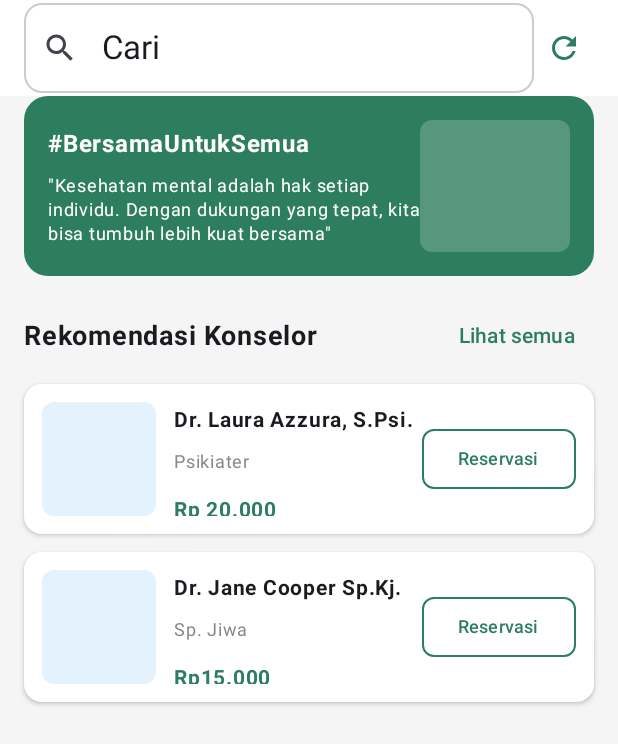
After one commit to tsanyzzu/proyek-akhir-papb, an Android app built with Jetpack Compose: the composable CounselingScreen shown on its own in the app's theme, on a phone screen of 412 x 824 dp. The commit adds this screen. Shown: the top 744 px of the screen. Run offline under Robolectric (Android 15) with nearby library versions, the phone set to English and light mode, and no system bars; 4 statements that could not run were skipped.

Commit message:
feat(counseling): implement main counseling screen

```diff
--- a/app/build.gradle.kts
+++ b/app/build.gradle.kts
@@ -30,6 +30,7 @@ android {
     compileOptions {
         sourceCompatibility = JavaVersion.VERSION_11
         targetCompatibility = JavaVersion.VERSION_11
+        isCoreLibraryDesugaringEnabled = true
     }
     kotlinOptions {
         jvmTarget = "11"
@@ -53,6 +54,7 @@ dependencies {
     implementation(libs.androidx.material3)
     implementation(libs.androidx.navigation.runtime.ktx)
     implementation(libs.ui)
+    implementation(libs.androidx.foundation)
     testImplementation(libs.junit)
     androidTestImplementation(libs.androidx.junit)
     androidTestImplementation(libs.androidx.espresso.core)
@@ -60,4 +62,5 @@ dependencies {
     androidTestImplementation(libs.androidx.ui.test.junit4)
     debugImplementation(libs.androidx.ui.tooling)
     debugImplementation(libs.androidx.ui.test.manifest)
+    coreLibraryDesugaring("com.android.tools:desugar_jdk_libs:2.1.5")
 }
--- a/app/src/main/java/com/kelompok4/serena/ui/navigation/RootNavGraph.kt
+++ b/app/src/main/java/com/kelompok4/serena/ui/navigation/RootNavGraph.kt
@@ -1,6 +1,7 @@
 package com.kelompok4.serena.ui.navigation
 
 import androidx.compose.runtime.Composable
+import androidx.navigation.NavController
 import androidx.navigation.NavHostController
 import androidx.navigation.compose.NavHost
 import androidx.navigation.compose.composable
@@ -71,5 +72,8 @@ fun RootNavGraph(
         composable(Routes.MAIN) {
             MainScreen()
         }
+//        composable(Routes.KONSELING) {
+//            CounselingScheduleScreen(navController = navController)
+//        }
     }
 }
--- a/app/src/main/java/com/kelompok4/serena/ui/navigation/Routes.kt
+++ b/app/src/main/java/com/kelompok4/serena/ui/navigation/Routes.kt
@@ -10,4 +10,5 @@ object Routes {
     const val KONSELING = "konseling"
     const val PROFIL = "profil"
     const val MAIN = "main" // Container untuk bottom navigation
+    const val COUNSELING_SCHEDULE = "counseling_schedule"
 }
--- /dev/null
+++ b/app/src/main/java/com/kelompok4/serena/ui/screens/CounselingScreen.kt
@@ -0,0 +1,251 @@
+package com.kelompok4.serena.ui.screens
+
+import androidx.compose.foundation.background
+import androidx.compose.foundation.layout.*
+import androidx.compose.foundation.shape.RoundedCornerShape
+import androidx.compose.material.icons.Icons
+import androidx.compose.material.icons.filled.*
+import androidx.compose.material3.*
+import androidx.compose.runtime.*
+import androidx.compose.ui.Alignment
+import androidx.compose.ui.Modifier
+import androidx.compose.ui.draw.clip
+import androidx.compose.ui.graphics.Color
+import androidx.compose.ui.text.font.FontWeight
+import androidx.compose.ui.unit.dp
+import androidx.compose.ui.unit.sp
+import androidx.navigation.NavHostController
+
+@Composable
+fun CounselingScreen(navController: NavHostController) {
+    var selectedTab by remember { mutableStateOf(2) }
+
+    Scaffold(
+        topBar = { TopSearchBar() },
+    ) { padding ->
+        Column(
+            modifier = Modifier
+                .fillMaxSize()
+                .padding(padding)
+                .background(Color(0xFFF5F5F5))
+        ) {
+            // Hero Banner
+            TaglineBanner()
+
+            Spacer(modifier = Modifier.height(16.dp))
+
+            // Counselor Recommendations
+            CounselorSection()
+        }
+    }
+}
+
+@OptIn(ExperimentalMaterial3Api::class)
+@Composable
+fun TopSearchBar() {
+    TopAppBar(
+        title = {
+            OutlinedTextField(
+                value = "Cari",
+                onValueChange = {},
+                modifier = Modifier.fillMaxWidth(),
+                placeholder = { Text("Cari") },
+                leadingIcon = {
+                    Icon(
+                        imageVector = Icons.Default.Search,
+                        contentDescription = "Search"
+                    )
+                },
+                shape = RoundedCornerShape(12.dp),
+                colors = OutlinedTextFieldDefaults.colors(
+                    focusedBorderColor = Color.LightGray,
+                    unfocusedBorderColor = Color.LightGray
+                )
+            )
+        },
+        actions = {
+            IconButton(
+                onClick = {},
+                modifier = Modifier
+                    .padding(end = 8.dp)
+                    .size(48.dp)
+            ) {
+                Icon(
+                    imageVector = Icons.Default.Refresh,
+                    contentDescription = "History",
+                    tint = Color(0xFF2D7D5F)
+                )
+            }
+        },
+        colors = TopAppBarDefaults.topAppBarColors(
+            containerColor = Color.White
+        )
+    )
+}
+
+@Composable
+fun TaglineBanner() {
+    Card(
+        modifier = Modifier
+            .fillMaxWidth()
+            .padding(horizontal = 16.dp)
+            .height(120.dp),
+        shape = RoundedCornerShape(16.dp),
+        colors = CardDefaults.cardColors(
+            containerColor = Color(0xFF2D7D5F)
+        )
+    ) {
+        Row(
+            modifier = Modifier
+                .fillMaxSize()
+                .padding(16.dp),
+            verticalAlignment = Alignment.CenterVertically
+        ) {
+            Column(
+                modifier = Modifier.weight(1f)
+            ) {
+                Text(
+                    text = "#BersamaUntukSemua",
+                    color = Color.White,
+                    fontSize = 16.sp,
+                    fontWeight = FontWeight.Bold
+                )
+                Spacer(modifier = Modifier.height(8.dp))
+                Text(
+                    text = "\"Kesehatan mental adalah hak setiap individu. Dengan dukungan yang tepat, kita bisa tumbuh lebih kuat bersama\"",
+                    color = Color.White,
+                    fontSize = 12.sp,
+                    lineHeight = 16.sp
+                )
+            }
+
+            // Placeholder for doctor image
+            Box(
+                modifier = Modifier
+                    .size(100.dp)
+                    .clip(RoundedCornerShape(8.dp))
+                    .background(Color.White.copy(alpha = 0.2f))
+            )
+        }
+    }
+}
+
+@Composable
+fun CounselorSection() {
+    Column(
+        modifier = Modifier
+            .fillMaxWidth()
+            .padding(horizontal = 16.dp)
+    ) {
+        Row(
+            modifier = Modifier.fillMaxWidth(),
+            horizontalArrangement = Arrangement.SpaceBetween,
+            verticalAlignment = Alignment.CenterVertically
+        ) {
+            Text(
+                text = "Rekomendasi Konselor",
+                fontSize = 18.sp,
+                fontWeight = FontWeight.Bold
+            )
+            TextButton(onClick = {}) {
+                Text(
+                    text = "Lihat semua",
+                    color = Color(0xFF2D7D5F)
+                )
+            }
+        }
+
+        Spacer(modifier = Modifier.height(8.dp))
+
+        // Counselor 1
+        CounselorCard(
+            name = "Dr. Laura Azzura, S.Psi.",
+            specialty = "Psikiater",
+            price = "Rp 20.000",
+            isFree = false
+        )
+
+        Spacer(modifier = Modifier.height(12.dp))
+
+        // Counselor 2
+        CounselorCard(
+            name = "Dr. Jane Cooper Sp.Kj.",
+            specialty = "Sp. Jiwa",
+            price = "Rp15.000",
+            isFree = false
+        )
+    }
+}
+
+@Composable
+fun CounselorCard(
+    name: String,
+    specialty: String,
+    price: String,
+    isFree: Boolean
+) {
+    Card(
+        modifier = Modifier
+            .fillMaxWidth()
+            .height(100.dp),
+        shape = RoundedCornerShape(12.dp),
+        colors = CardDefaults.cardColors(
+            containerColor = Color.White
+        ),
+        elevation = CardDefaults.cardElevation(defaultElevation = 2.dp)
+    ) {
+        Row(
+            modifier = Modifier
+                .fillMaxSize()
+                .padding(12.dp),
+            verticalAlignment = Alignment.CenterVertically
+        ) {
+            // Doctor Image Placeholder
+            Box(
+                modifier = Modifier
+                    .size(76.dp)
+                    .clip(RoundedCornerShape(8.dp))
+                    .background(Color(0xFFE3F2FD))
+            )
+
+            Spacer(modifier = Modifier.width(12.dp))
+
+            Column(
+                modifier = Modifier.weight(1f)
+            ) {
+                Text(
+                    text = name,
+                    fontSize = 14.sp,
+                    fontWeight = FontWeight.Bold
+                )
+                Spacer(modifier = Modifier.height(4.dp))
+                Text(
+                    text = specialty,
+                    fontSize = 12.sp,
+                    color = Color.Gray
+                )
+                Spacer(modifier = Modifier.height(8.dp))
+                Text(
+                    text = price,
+                    fontSize = 14.sp,
+                    fontWeight = FontWeight.Bold,
+                    color = if (isFree) Color.Black else Color(0xFF2D7D5F)
+                )
+            }
+
+            OutlinedButton(
+                onClick = {},
+                shape = RoundedCornerShape(8.dp),
+                colors = ButtonDefaults.outlinedButtonColors(
+                    contentColor = Color(0xFF2D7D5F)
+                ),
+                border = ButtonDefaults.outlinedButtonBorder.copy(
+                    width = 1.dp,
+                    brush = androidx.compose.ui.graphics.SolidColor(Color(0xFF2D7D5F))
+                )
+            ) {
+                Text("Reservasi", fontSize = 12.sp)
+            }
+        }
+    }
+}
--- a/app/src/main/java/com/kelompok4/serena/ui/screens/MainScreen.kt
+++ b/app/src/main/java/com/kelompok4/serena/ui/screens/MainScreen.kt
@@ -132,7 +132,7 @@ fun NavigationGraph(
             SelfCareScreen()
         }
         composable(Routes.KONSELING) {
-            KonselingScreen()
+            CounselingScreen(navController = navController)
         }
         composable(Routes.PROFIL) {
             ProfilScreen()
--- a/gradle/libs.versions.toml
+++ b/gradle/libs.versions.toml
@@ -13,6 +13,7 @@ materialIconsExtended = "1.7.8"
 navigationCompose = "2.8.3"
 navigationRuntimeKtx = "2.9.5"
 ui = "1.9.4"
+foundation = "1.9.4"
 
 [libraries]
 androidx-animation = { module = "androidx.compose.animation:animation", version.ref = "animation" }
@@ -34,6 +35,7 @@ androidx-ui-test-junit4 = { group = "androidx.compose.ui", name = "ui-test-junit
 androidx-material3 = { group = "androidx.compose.material3", name = "material3" }
 androidx-navigation-runtime-ktx = { group = "androidx.navigation", name = "navigation-runtime-ktx", version.ref = "navigationRuntimeKtx" }
 ui = { group = "androidx.compose.ui", name = "ui", version.ref = "ui" }
+androidx-foundation = { group = "androidx.compose.foundation", name = "foundation", version.ref = "foundation" }
 
 [plugins]
 android-application = { id = "com.android.application", version.ref = "agp" }
```
Also changed, not shown: app/src/main/java/com/kelompok4/serena/ui/screens/CounselingDetailScreen.kt (added, +302 -0 lines), app/src/main/java/com/kelompok4/serena/ui/screens/KonselingScreen.kt (deleted, +0 -24 lines), app/src/main/java/com/kelompok4/serena/ui/viewmodel/CounselingScheduleViewModel.kt (added, +49 -0 lines).
